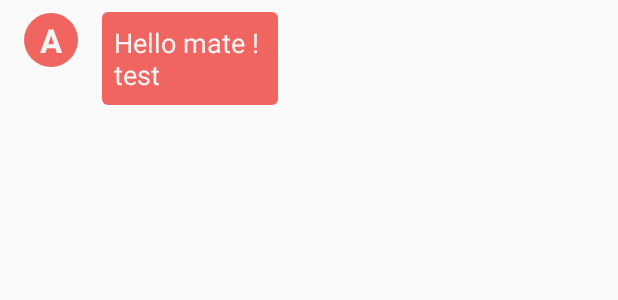
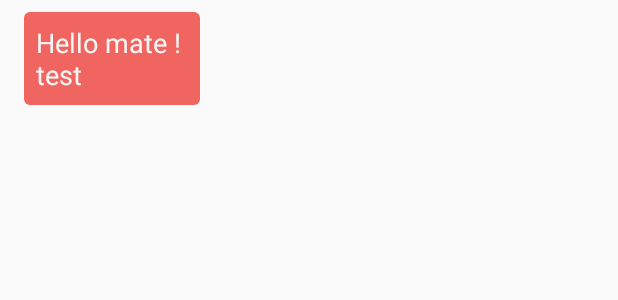
Before and after one commit to avinashkgit/Watook, an Android app: the layout item_chat_other.xml on its own in the app's theme, with its tools: preview values and no code run, on a phone screen of 412 x 824 dp. Shown: the top 300 px of the screen. Run offline under Robolectric (Android 15) with nearby library versions, the phone set to English and light mode, and no system bars.

Commit message:
Initial Commit

```diff
--- a/app/src/main/java/com/watook/fragment/ChatFragment.java
+++ b/app/src/main/java/com/watook/fragment/ChatFragment.java
@@ -86,15 +86,15 @@ public class ChatFragment extends Fragment implements ChatContract.View, TextVie
         mETxtMessage.addTextChangedListener(new TextWatcher() {
             @Override
             public void beforeTextChanged(CharSequence s, int start, int count, int after) {
+
+            }
+
+            @Override
+            public void onTextChanged(CharSequence s, int start, int before, int count) {
                 if(!Utils.isEmpty(mETxtMessage.getText().toString()))
                     fabSend.setEnabled(true);
                 else
                     fabSend.setEnabled(false);
-            }
-
-            @Override
-            public void onTextChanged(CharSequence s, int start, int before, int count) {
-
             }
 
             @Override
--- a/app/src/main/res/layout/item_chat_other.xml
+++ b/app/src/main/res/layout/item_chat_other.xml
@@ -11,22 +11,22 @@
     android:paddingStart="@dimen/margin_avg"
     android:paddingTop="@dimen/margin_small">
 
-    <TextView
-        android:id="@+id/text_view_user_alphabet"
-        android:layout_width="wrap_content"
-        android:layout_height="wrap_content"
-        android:background="@drawable/circle_accent"
-        android:gravity="center"
-        android:maxEms="1"
-        android:textAllCaps="true"
-        android:textAppearance="?android:attr/textAppearanceLarge"
-        android:textColor="@color/grey_100"
-        android:textStyle="bold"
-        tools:text="a" />
+    <!--<TextView-->
+        <!--android:id="@+id/text_view_user_alphabet"-->
+        <!--android:layout_width="wrap_content"-->
+        <!--android:layout_height="wrap_content"-->
+        <!--android:background="@drawable/circle_accent"-->
+        <!--android:gravity="center"-->
+        <!--android:maxEms="1"-->
+        <!--android:textAllCaps="true"-->
+        <!--android:textAppearance="?android:attr/textAppearanceLarge"-->
+        <!--android:textColor="@color/grey_100"-->
+        <!--android:textStyle="bold"-->
+        <!--tools:text="a" />-->
 
-    <android.support.v4.widget.Space
-        android:layout_width="@dimen/margin_avg"
-        android:layout_height="wrap_content" />
+    <!--<android.support.v4.widget.Space-->
+        <!--android:layout_width="@dimen/margin_avg"-->
+        <!--android:layout_height="wrap_content" />-->
 
     <TextView
         android:id="@+id/text_view_chat_message"
```
